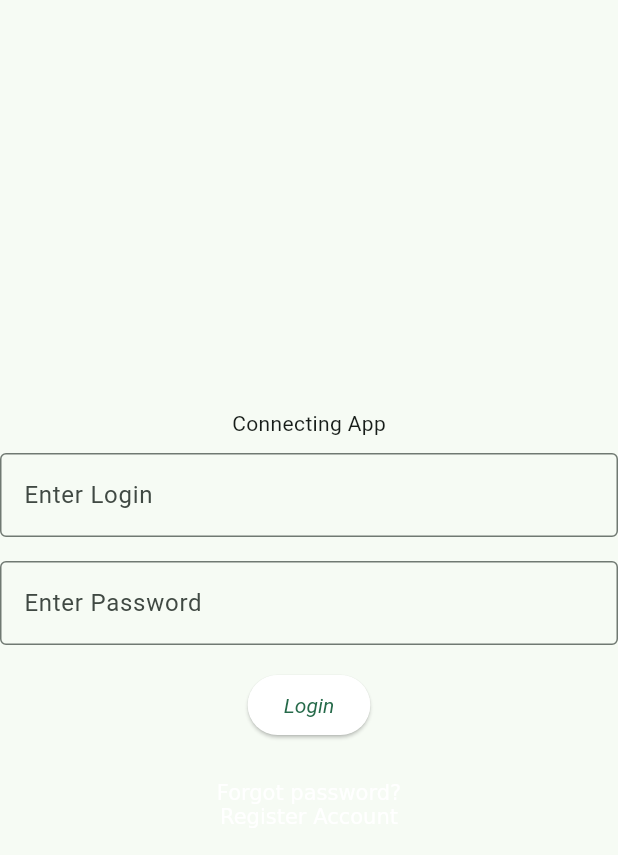
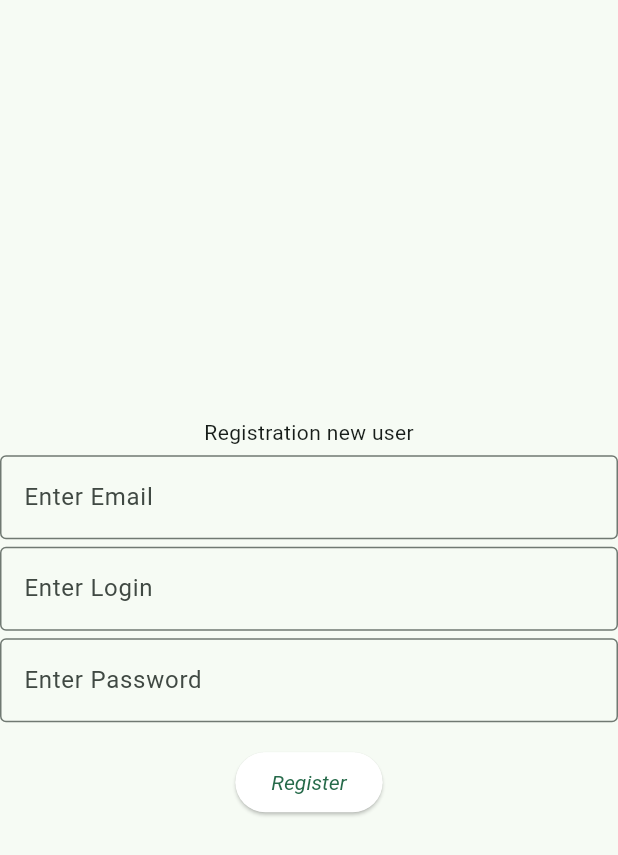
Before and after one commit to Tickthehero1992/weather_test_app_flutter, a Flutter app: the screen it shows after launch, on a phone screen of 412 x 824 dp. Shown: the top 855 px of the screen. Run offline on Flutter 3.47's test engine with Material 3 defaults, Android fonts, the phone set to English and light mode, and no system bars; our stand-ins replace bloc, dio, email_validator, flutter_bloc, flutter_blue_plus, get and 1 more; missing offline and left inert: back_button_interceptor.

Commit message:
add validating email, add forgot and register pages

```diff
--- /dev/null
+++ b/lib/auth_worker/pages/auth_register_page.dart
@@ -0,0 +1,81 @@
+import 'package:flutter/gestures.dart';
+import 'package:flutter/material.dart';
+import 'package:email_validator/email_validator.dart';
+
+class RegisterPage extends StatefulWidget
+{
+  const RegisterPage({super.key});
+
+  @override
+  _RegisterPageState createState() => _RegisterPageState();
+
+}
+
+class _RegisterPageState extends State<RegisterPage>
+{
+  final _email = TextEditingController();
+  final _login = TextEditingController();
+  final _password = TextEditingController();
+
+  @override
+  Widget build(BuildContext context) {
+    // TODO: implement build
+    return Scaffold(
+
+      body: Center(
+        child: Column(
+          mainAxisAlignment: MainAxisAlignment.center,
+          crossAxisAlignment: CrossAxisAlignment.center,
+          children: [
+            Text("Registration new user"),
+            SizedBox(height: 5),
+            TextField(
+              controller: _email ,
+              decoration: InputDecoration(
+                labelText: "Enter Email",
+                border: OutlineInputBorder(),
+              ),
+
+            ),
+            SizedBox(height: 5),
+            TextField(
+              controller: _login,
+              decoration: InputDecoration(
+                labelText: "Enter Login",
+                border: OutlineInputBorder(),
+              ),
+            ),
+            SizedBox(height: 5),
+            TextField(
+              controller: _password,
+              decoration: InputDecoration(
+                labelText: "Enter Password",
+                border: OutlineInputBorder(),
+              ),
+              obscureText: true,
+            ),
+            SizedBox(height: 16),
+            SizedBox(
+              child: ElevatedButton(
+                onPressed: () {
+                  if(EmailValidator.validate(_email.text) == true)
+                  {
+                    print('Good email');//add event
+                  }
+                  else
+                  {
+                    print('Bad email');//add error event
+                  }
+
+                },
+                child: Text(
+                    "Register"
+                ),
+              ),
+            ),
+          ],
+        )
+      )
+    );
+  }
+}
--- a/lib/main.dart
+++ b/lib/main.dart
@@ -1,5 +1,7 @@
 import 'package:flutter/material.dart';
+import 'auth_worker/pages/auth_forgot_pass.dart';
 import 'auth_worker/pages/auth_init_page.dart';
+import 'auth_worker/pages/auth_register_page.dart';
 import 'ble_worker/ble_worker_page.dart';
 
 
@@ -39,7 +41,9 @@ class MyApp extends StatelessWidget {
         useMaterial3: true,
       ),
      // home: BleWorkerPage(),
-      home: LoginEnterPage()
+      //home: LoginEnterPage()
+     // home: AuthForgotPage()
+    home:  RegisterPage()
     );
   }
 }
--- a/pubspec.yaml
+++ b/pubspec.yaml
@@ -46,6 +46,7 @@ dependencies:
   get: ^4.7.2
   permission_handler: ^12.0.0+1
   back_button_interceptor: ^8.0.4
+  email_validator: ^2.1.17
 
 dev_dependencies:
   flutter_test:
```
Also changed, not shown: lib/auth_worker/pages/auth_forgot_pass.dart (added, +62 -0 lines), lib/auth_worker/pages/auth_init_page.dart (+2 -7 lines), pubspec.lock.
